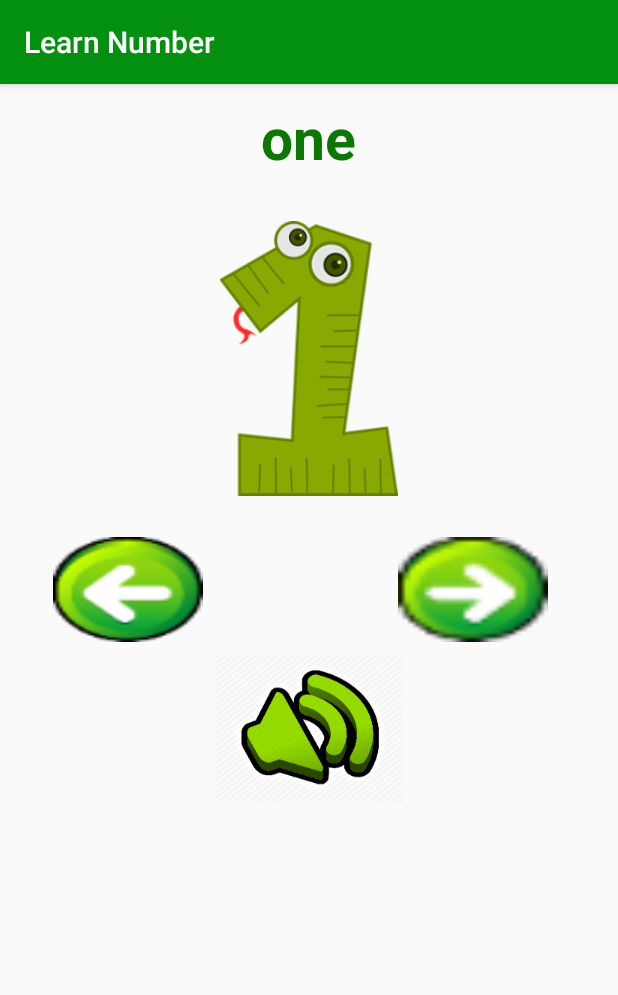
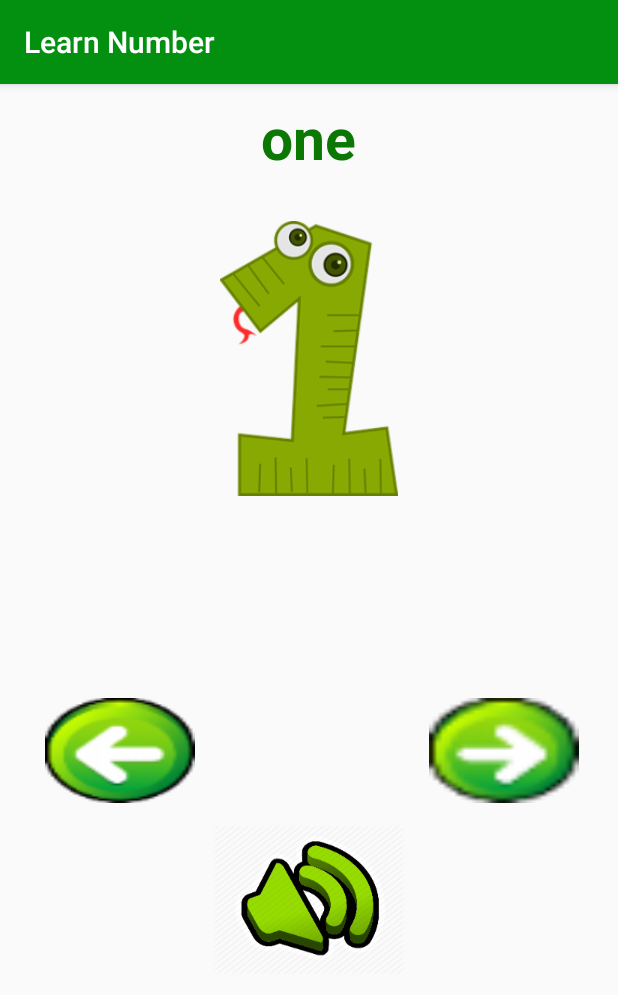
Before and after one commit to DaliHanna/Learn-Number, an Android app: the screen it shows after launch (MainActivity), on a phone screen of 412 x 824 dp. Shown: the top 995 px of the screen. Run offline under Robolectric (Android 15) with nearby library versions, the phone set to English and light mode, and no system bars.

Commit message:
edited design

```diff
--- a/app/src/main/res/layout/activity_main.xml
+++ b/app/src/main/res/layout/activity_main.xml
@@ -30,7 +30,8 @@
 
     <LinearLayout
         android:layout_width="match_parent"
-        android:layout_height="85dp"
+        android:layout_height="119dp"
+        android:layout_marginTop="80dp"
         android:layout_gravity="center"
         android:orientation="horizontal">
 
@@ -39,7 +40,8 @@
             android:layout_width="100dp"
             android:layout_height="70dp"
             android:layout_gravity="center"
-            android:layout_marginLeft="35dp"
+            android:layout_marginLeft="30dp"
+            android:layout_marginTop="10dp"
             android:background="@drawable/next" />
 
 
@@ -48,7 +50,8 @@
             android:layout_width="100dp"
             android:layout_height="70dp"
             android:layout_gravity="center"
-            android:layout_marginLeft="130dp"
+            android:layout_marginLeft="156dp"
+            android:layout_marginTop="10dp"
             android:background="@drawable/newnext" />
 
 
@@ -56,7 +59,7 @@
     <LinearLayout
         android:orientation="vertical"
         android:layout_width="match_parent"
-        android:layout_height="wrap_content">
+        android:layout_height="match_parent">
         <Button
             android:id="@+id/sound_button"
 
```
